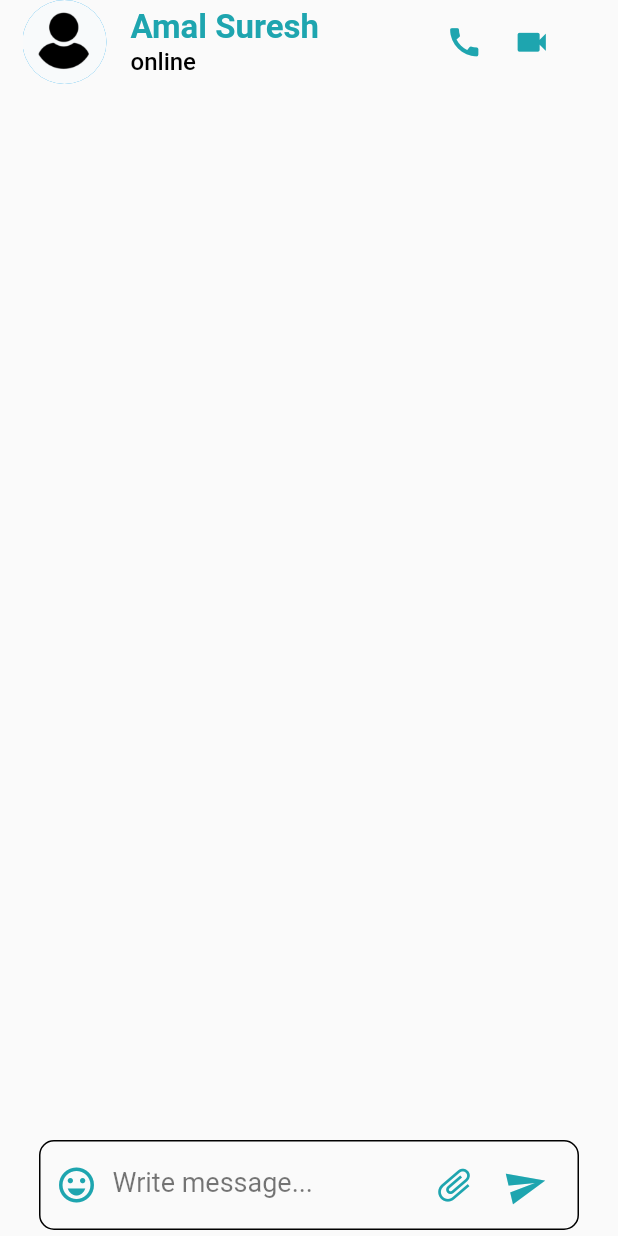
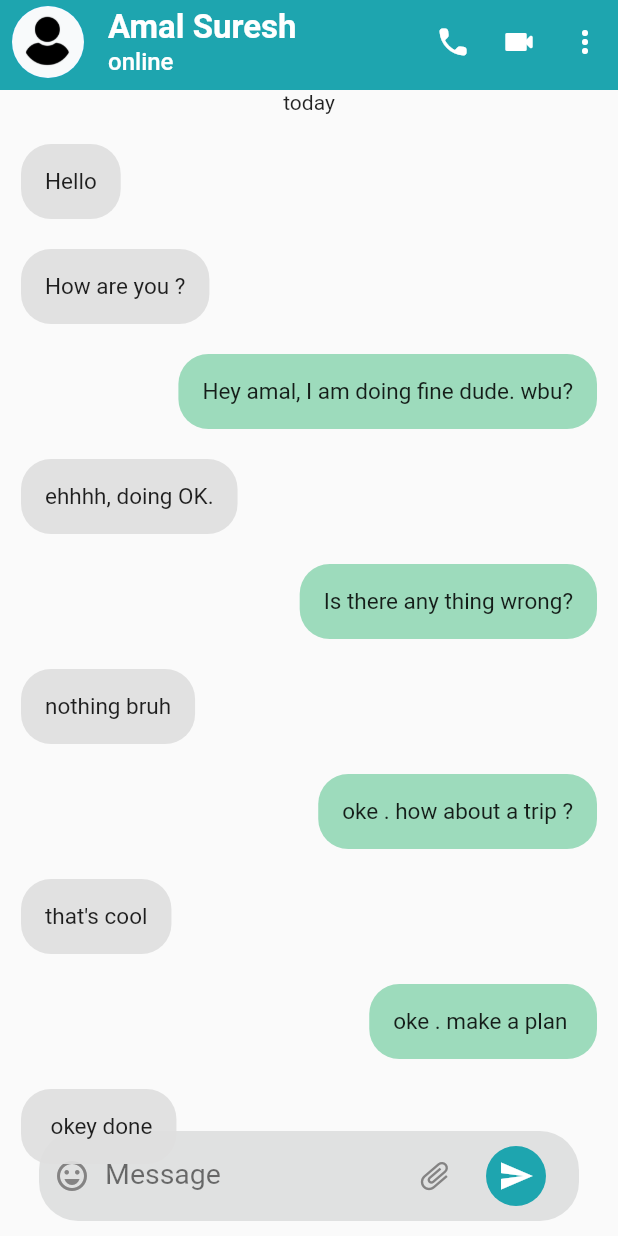
Before and after one commit to BIBINKB97/Talkaro_Messenger, a Flutter app: the screen it shows after launch, after a tap on "Amal Suresh", on a phone screen of 412 x 824 dp. Run offline on Flutter 3.47's test engine with Material 2 defaults, Android fonts, the phone set to English and light mode, and no system bars.

Commit message:
changed theme

```diff
--- a/lib/main.dart
+++ b/lib/main.dart
@@ -1,6 +1,6 @@
 import 'package:flutter/material.dart';
 
-import 'package:talkaro/screens/chat_screen/home_page.dart';
+import 'package:talkaro/screens/home_page/home_page.dart';
 
 import 'package:talkaro/utils/colors.dart';
 
--- /dev/null
+++ b/lib/models/chat_message_model.dart
@@ -0,0 +1,5 @@
+class ChatMessage{
+  String messageContent;
+  String messageType;
+  ChatMessage({required this.messageContent, required this.messageType});
+}
--- a/lib/screens/chat_screen/home_page.dart
+++ b/lib/screens/home_page/home_page.dart
@@ -1,8 +1,8 @@
 import 'package:flutter/material.dart';
-import 'package:talkaro/screens/chat_screen/widgets/drawer.dart';
-import 'package:talkaro/screens/chat_screen/widgets/tab1_widgets.dart';
-import 'package:talkaro/screens/chat_screen/widgets/tab2_widgets.dart';
-import 'package:talkaro/screens/chat_screen/widgets/tabs_style.dart';
+import 'package:talkaro/screens/home_page/widgets/drawer.dart';
+import 'package:talkaro/screens/home_page/widgets/tab1_widgets.dart';
+import 'package:talkaro/screens/home_page/widgets/tab2_widgets.dart';
+import 'package:talkaro/screens/home_page/widgets/tabs_style.dart';
 import 'package:talkaro/utils/colors.dart';
 import 'package:talkaro/utils/main_widgets.dart';
 
@@ -36,14 +36,14 @@ class _HomePageState extends State<HomePage> {
         appBar: PreferredSize(
           preferredSize: Size.fromHeight(120),
           child: AppBar(
-            backgroundColor: kAppbarWhite,
+            backgroundColor: ktheme,
             title: AppBarTitle(title: 'Talkaro'),
             elevation: 0,
             actions: [
               IconButton(
                 icon: Icon(
                   Icons.search,
-                  color: kblack,
+                  color: kwhite,
                 ),
                 onPressed: () {},
               ),
@@ -51,17 +51,16 @@ class _HomePageState extends State<HomePage> {
                   onPressed: () {},
                   icon: Icon(
                     Icons.more_vert,
-                    color: kblack,
+                    color: kwhite,
                   ))
             ],
             bottom: TabBar(
-                unselectedLabelColor: ktheme,
+                unselectedLabelColor: kblack,
                 isScrollable: true,
-                indicator: BoxDecoration(
-                    borderRadius: BorderRadius.circular(10), color: ktheme),
+                indicatorColor: kwhite,
                 tabs: const [
                   CustomTab(tabtitle: "Chats"),
-                  CustomTab(tabtitle: "Calls")
+                  CustomTab(tabtitle: "Calls"),
                 ]),
           ),
         ),
--- a/lib/screens/inbox/inbox.dart
+++ b/lib/screens/inbox/inbox.dart
@@ -1,5 +1,7 @@
 import 'package:flutter/material.dart';
-import 'package:talkaro/screens/inbox/widget.dart';
+import 'package:talkaro/screens/inbox/widgets/bottom_text_button_widget.dart';
+import 'package:talkaro/screens/inbox/widgets/chat_list.dart';
+import 'package:talkaro/screens/profile/view_profile/view_profile.dart';
 import 'package:talkaro/utils/colors.dart';
 import 'package:talkaro/utils/constants.dart';
 import 'package:talkaro/utils/main_widgets.dart';
@@ -11,53 +13,70 @@ class InboxPage extends StatelessWidget {
   Widget build(BuildContext context) {
     return Scaffold(
       appBar: PreferredSize(
-        preferredSize: Size.fromHeight(70),
-        child: Padding(
-          padding: EdgeInsets.symmetric(horizontal: 15),
-          child: AppBar(
-            backgroundColor: kAppbarWhite,
-            elevation: 0,
-            leading: CircleAvatar(
+        preferredSize: Size.fromHeight(60),
+        child: AppBar(
+          backgroundColor: ktheme,
+          elevation: 0,
+          leading: Padding(
+            padding: const EdgeInsets.only(left: 8.0),
+            child: CircleAvatar(
               backgroundImage: AssetImage(
                 "images/user.png",
               ),
             ),
-            title: Column(
+          ),
+          title: InkWell(
+            onTap: () => Navigator.of(context)
+                .push(MaterialPageRoute(builder: (context) => ViewProfile())),
+            child: Column(
               mainAxisAlignment: MainAxisAlignment.start,
               crossAxisAlignment: CrossAxisAlignment.start,
               children: const [
                 AppBarTitle(title: "Amal Suresh"),
                 Text(
                   'online',
-                  style: TextStyle(color: kblack, fontSize: 16),
+                  style: TextStyle(color: kwhite, fontSize: 16),
                 )
               ],
             ),
-            actions: [
-              Row(
+          ),
+          actions: [
+            Padding(
+              padding: const EdgeInsets.only(right: 10.0),
+              child: Row(
                 children: const [
                   Icon(
-                    Icons.call,
-                    color: ktheme,
-                    size: 25,
+                    Icons.call_rounded,
+                    color: kwhite,
                   ),
                   kwidth20,
                   Icon(
-                    Icons.videocam,
-                    color: ktheme,
-                    size: 25,
+                    Icons.videocam_rounded,
+                    color: kwhite,
                   ),
-                  kwidth30
+                  kwidth20,
+                  Icon(
+                    Icons.more_vert,
+                    color: kwhite,
+                  ),
                 ],
-              )
-            ],
-          ),
+              ),
+            )
+          ],
         ),
       ),
-      body: Stack(
-        children: [
-          BottomTextBox(),
-        ],
+      body: SingleChildScrollView(
+        child: Column(
+          children: [
+            Center(child: Text("today")),
+            Stack(
+              children: [
+                BottomTextBox(),
+                ChatList(),
+              ],
+            ),
+          ],
+        ),
       ),
     );
   }
--- a/lib/screens/inbox/widget.dart
+++ b/lib/screens/inbox/widgets/bottom_text_button_widget.dart
@@ -8,12 +8,12 @@ class BottomTextBox extends StatelessWidget {
   @override
   Widget build(BuildContext context) {
     return Align(
-      heightFactor: 12.5,
+      heightFactor: 12.3,
       alignment: Alignment.bottomCenter,
       child: Container(
         decoration: BoxDecoration(
-            border: Border.all(style: BorderStyle.solid),
-            borderRadius: BorderRadius.circular(10)),
+            color: Color.fromARGB(255, 224, 225, 225),
+            borderRadius: BorderRadius.circular(26)),
         padding: EdgeInsets.only(left: 10, bottom: 10, top: 10),
         height: 60,
         width: 360,
@@ -23,16 +23,15 @@ class BottomTextBox extends StatelessWidget {
               onTap: () {},
               child: Icon(
                 Icons.emoji_emotions_outlined,
-                color: ktheme,
-                size: 28,
+                color: kgrey,
               ),
             ),
             kwidth10,
             Expanded(
               child: TextField(
                 decoration: InputDecoration(
-                    hintText: "Write message...",
-                    hintStyle: TextStyle(color: Colors.black54, fontSize: 18),
+                    hintText: "Message",
+                    hintStyle: TextStyle(color: Colors.black54, fontSize: 19),
                     border: InputBorder.none),
               ),
             ),
@@ -40,17 +39,16 @@ class BottomTextBox extends StatelessWidget {
               angle: 47 * (99 / 179),
               child: Icon(
                 Icons.attach_file,
-                color: ktheme,
-                size: 28,
+                color: kgrey,
               ),
             ),
             kwidth20,
-            Transform.rotate(
-              angle: 45 * (99 / 178.9),
+            CircleAvatar(
+              radius: 22,
+              backgroundColor: ktheme,
               child: Icon(
                 Icons.send,
-                color: ktheme,
-                size: 28,
+                color: kwhite,
               ),
             ),
             kwidth20
--- /dev/null
+++ b/lib/screens/inbox/widgets/chat_list.dart
@@ -0,0 +1,56 @@
+import 'package:flutter/material.dart';
+import 'package:talkaro/models/chat_message_model.dart';
+import 'package:talkaro/utils/colors.dart';
+
+class ChatList extends StatelessWidget {
+  ChatList({super.key});
+  List<ChatMessage> messages = [
+    ChatMessage(messageContent: "Hello", messageType: "receiver"),
+    ChatMessage(messageContent: "How are you ?", messageType: "receiver"),
+    ChatMessage(
+        messageContent: "Hey amal, I am doing fine dude. wbu?",
+        messageType: "sender"),
+    ChatMessage(messageContent: "ehhhh, doing OK.", messageType: "receiver"),
+    ChatMessage(
+        messageContent: "Is there any thing wrong?", messageType: "sender"),
+    ChatMessage(messageContent: "nothing bruh", messageType: "receiver"),
+    ChatMessage(
+        messageContent: "oke . how about a trip ?", messageType: "sender"),
+    ChatMessage(messageContent: "that's cool", messageType: "receiver"),
+    ChatMessage(messageContent: "oke . make a plan ", messageType: "sender"),
+    ChatMessage(messageContent: " okey done", messageType: "receiver"),
+  ];
+
+  @override
+  Widget build(BuildContext context) {
+    return ListView.builder(
+      itemCount: messages.length,
+      shrinkWrap: true,
+      padding: EdgeInsets.only(top: 10, bottom: 10),
+      physics: NeverScrollableScrollPhysics(),
+      itemBuilder: (context, index) {
+        return Container(
+          padding: EdgeInsets.only(left: 14, right: 14, top: 10, bottom: 10),
+          child: Align(
+            alignment: (messages[index].messageType == "receiver"
+                ? Alignment.topLeft
+                : Alignment.topRight),
+            child: Container(
+              decoration: BoxDecoration(
+                borderRadius: BorderRadius.circular(20),
+                color: (messages[index].messageType == "receiver"
+                    ? klight1
+                    : klight2),
+              ),
+              padding: EdgeInsets.all(16),
+              child: Text(
+                messages[index].messageContent,
+                style: TextStyle(fontSize: 15),
+              ),
+            ),
+          ),
+        );
+      },
+    );
+  }
+}
--- a/lib/screens/profile/view_profile/view_profile.dart
+++ b/lib/screens/profile/view_profile/view_profile.dart
@@ -12,7 +12,7 @@ class ViewProfile extends StatelessWidget {
     return Scaffold(
       appBar: AppBar(
         elevation: 0,
-        backgroundColor: kAppbarWhite,
+        backgroundColor: ktheme,
         centerTitle: true,
         title: AppBarTitle(title: 'Amal Suresh'),
       ),
@@ -22,20 +22,20 @@ class ViewProfile extends StatelessWidget {
             children: [
               kheight80,
               CircleAvatar(
-                backgroundImage: AssetImage("images/user.png"),
-                radius: 100,
+                backgroundImage: AssetImage("images/Jins.jpeg"),
+                radius: 90,
               ),
               kheight10,
               Text(
                 "Amal Suresh",
                 style: TextStyle(
-                    fontSize: 30, fontWeight: FontWeight.w600, color: kgrey),
+                    fontSize: 20, fontWeight: FontWeight.w600, color: kgrey),
               ),
               kheight10,
               Text(
                 "9568423254",
                 style: TextStyle(
-                    fontSize: 25, fontWeight: FontWeight.w600, color: kgrey),
+                    fontSize: 15, fontWeight: FontWeight.w600, color: kgrey),
               ),
               kheight40,
               Row(
@@ -85,7 +85,7 @@ class ViewProfile extends StatelessWidget {
               Padding(
                 padding: const EdgeInsets.symmetric(horizontal: 20),
                 child: Text(
-                  'offline is the new laxuary."Lorem ipsum dolor sit amet, consectetur adipiscing elit, sed do eiusmod tempor incididunt ut labore et dolore magna aliqua. Ut enim ad minim veniam, quis nostrud exercitation ullamco laboris nisi ut aliquip ex ea commodo consequat.',
+                  'offline is the new laxuary."Lorem ipsum dolor sit amet, consectetur adipiscing elit, sed do eiusmod  laboris nisi ut aliquip ex ea commodo consequat.',
                   style: TextStyle(fontSize: 20),
                 ),
               ),
--- a/lib/utils/colors.dart
+++ b/lib/utils/colors.dart
@@ -6,8 +6,8 @@ const kwhite = Colors.white;
 
 const kblack = Colors.black;
 
-const klight1 = Color.fromARGB(255, 224, 253, 255);
-const klight2 = Color.fromARGB(255, 207, 213, 249);
+const klight1 = Color.fromARGB(235, 223, 223, 223);
+const klight2 = Color.fromARGB(255, 157, 219, 188);
 
 const kgrey = Color.fromARGB(255, 132, 131, 131);
 
--- a/lib/utils/main_widgets.dart
+++ b/lib/utils/main_widgets.dart
@@ -10,7 +10,7 @@ class AppBarTitle extends StatelessWidget {
     return Text(
       title,
       style:
-          TextStyle(fontSize: 22, fontWeight: FontWeight.w700, color: ktheme),
+          TextStyle(fontSize: 22, fontWeight: FontWeight.w700, color: kwhite),
     );
   }
 }
```
Also changed, not shown: lib/screens/home_page/widgets/drawer.dart (renamed from lib/screens/chat_screen/widgets/drawer.dart), lib/screens/home_page/widgets/tab1_widgets.dart (renamed from lib/screens/chat_screen/widgets/tab1_widgets.dart), lib/screens/home_page/widgets/tab2_widgets.dart (renamed from lib/screens/chat_screen/widgets/tab2_widgets.dart), lib/screens/home_page/widgets/tabs_style.dart (renamed from lib/screens/chat_screen/widgets/tabs_style.dart).
